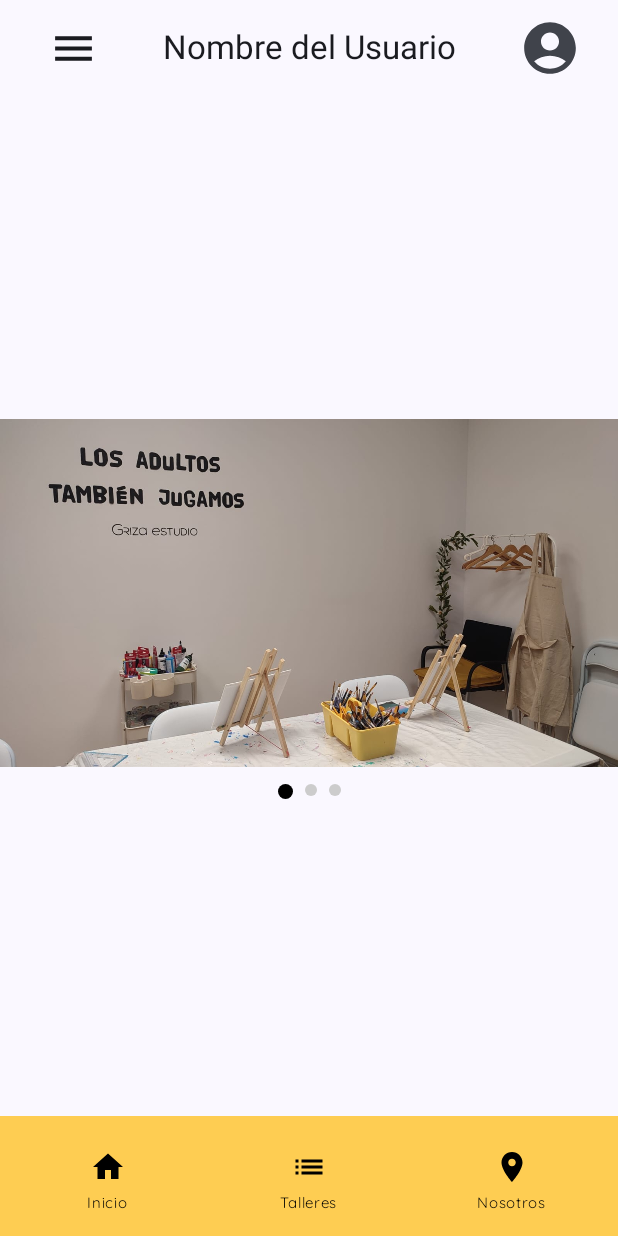
After one commit to sdelalvDeveloper/app_android_griza, an Android app built with Jetpack Compose: the MenuScreen screen opened through its navigation route, on a phone screen of 412 x 824 dp. The commit adds this screen. Run offline under Robolectric (Android 15) with nearby library versions, the phone set to English and light mode, and no system bars.

Commit message:
carrusel

```diff
--- a/app/src/main/java/com/sebasdelalv/proyecto_griza/MainActivity.kt
+++ b/app/src/main/java/com/sebasdelalv/proyecto_griza/MainActivity.kt
@@ -7,6 +7,7 @@ import androidx.activity.enableEdgeToEdge
 import androidx.lifecycle.viewmodel.compose.viewModel
 import com.sebasdelalv.proyecto_griza.core.navigation.NavigationWrapper
 import com.sebasdelalv.proyecto_griza.ui.screens.login.LoginViewModel
+import com.sebasdelalv.proyecto_griza.ui.screens.menu.MenuViewModel
 import com.sebasdelalv.proyecto_griza.ui.screens.signin.SignupViewModel
 import com.sebasdelalv.proyecto_griza.ui.theme.Proyecto_grizaTheme
 
@@ -18,7 +19,8 @@ class MainActivity : ComponentActivity() {
             Proyecto_grizaTheme {
                 val loginViewModel: LoginViewModel = viewModel()
                 val signupViewModel: SignupViewModel = viewModel()
-                NavigationWrapper(loginViewModel, signupViewModel)
+                val menuViewModel: MenuViewModel = viewModel()
+                NavigationWrapper(loginViewModel, signupViewModel, menuViewModel)
             }
         }
     }
--- a/app/src/main/java/com/sebasdelalv/proyecto_griza/core/navigation/NavigationWrapper.kt
+++ b/app/src/main/java/com/sebasdelalv/proyecto_griza/core/navigation/NavigationWrapper.kt
@@ -4,26 +4,37 @@ import androidx.compose.runtime.Composable
 import androidx.navigation.compose.NavHost
 import androidx.navigation.compose.composable
 import androidx.navigation.compose.rememberNavController
-import com.sebasdelalv.proyecto_griza.ui.screens.CoverScreen
+import com.sebasdelalv.proyecto_griza.ui.screens.cover.CoverScreen
 import com.sebasdelalv.proyecto_griza.ui.screens.login.LoginScreen
 import com.sebasdelalv.proyecto_griza.ui.screens.login.LoginViewModel
+import com.sebasdelalv.proyecto_griza.ui.screens.menu.MenuScreen
+import com.sebasdelalv.proyecto_griza.ui.screens.menu.MenuViewModel
+import com.sebasdelalv.proyecto_griza.ui.screens.perfil.PerfilScreen
 import com.sebasdelalv.proyecto_griza.ui.screens.signin.SignupScreen
 import com.sebasdelalv.proyecto_griza.ui.screens.signin.SignupViewModel
 
 @Composable
-fun NavigationWrapper(loginViewModel: LoginViewModel, signupViewModel: SignupViewModel) {
+fun NavigationWrapper(loginViewModel: LoginViewModel, signupViewModel: SignupViewModel, menuViewModel: MenuViewModel) {
     val navController = rememberNavController()
-    NavHost(navController = navController, startDestination = SignUp){
+    NavHost(navController = navController, startDestination = Perfil){
         composable<Cover>{
             CoverScreen { navController.navigate(Login) }
         }
 
         composable<Login>{
-            LoginScreen(loginViewModel)
+            LoginScreen(loginViewModel) { navController.navigate(SignUp) }
         }
 
         composable<SignUp> {
-            SignupScreen(signupViewModel)
+            SignupScreen(signupViewModel) { navController.navigate(Login) }
+        }
+
+        composable<Menu> {
+            MenuScreen(menuViewModel) { navController.navigate(Login) }
+        }
+
+        composable<Perfil> {
+            PerfilScreen()
         }
     }
 }
--- a/app/src/main/java/com/sebasdelalv/proyecto_griza/core/navigation/Screens.kt
+++ b/app/src/main/java/com/sebasdelalv/proyecto_griza/core/navigation/Screens.kt
@@ -11,3 +11,9 @@ object Login
 
 @Serializable
 object SignUp
+
+@Serializable
+object Menu
+
+@Serializable
+object Perfil
--- a/app/src/main/java/com/sebasdelalv/proyecto_griza/ui/screens/CoverScreen.kt
+++ b/app/src/main/java/com/sebasdelalv/proyecto_griza/ui/screens/cover/CoverScreen.kt
@@ -1,4 +1,4 @@
-package com.sebasdelalv.proyecto_griza.ui.screens
+package com.sebasdelalv.proyecto_griza.ui.screens.cover
 
 import androidx.compose.foundation.Image
 import androidx.compose.foundation.background
--- a/app/src/main/java/com/sebasdelalv/proyecto_griza/ui/screens/login/LoginViewModel.kt
+++ b/app/src/main/java/com/sebasdelalv/proyecto_griza/ui/screens/login/LoginViewModel.kt
@@ -40,4 +40,10 @@ class LoginViewModel: ViewModel() {
     fun onLoginClick() {
         // Lógica de login (llamar a un UseCase, etc.)
     }
+
+    // Limpia los campos
+    fun clearFields() {
+        _username.value = ""
+        _password.value = ""
+    }
 }
--- /dev/null
+++ b/app/src/main/java/com/sebasdelalv/proyecto_griza/ui/screens/menu/MenuScreen.kt
@@ -0,0 +1,117 @@
+package com.sebasdelalv.proyecto_griza.ui.screens.menu
+
+import androidx.compose.foundation.layout.Box
+import androidx.compose.foundation.layout.Column
+import androidx.compose.foundation.layout.Spacer
+import androidx.compose.foundation.layout.fillMaxSize
+import androidx.compose.foundation.layout.padding
+import androidx.compose.foundation.layout.size
+import androidx.compose.material.icons.Icons
+import androidx.compose.material.icons.filled.AccountCircle
+import androidx.compose.material.icons.filled.Menu
+import androidx.compose.material3.CenterAlignedTopAppBar
+import androidx.compose.material3.DropdownMenu
+import androidx.compose.material3.DropdownMenuItem
+import androidx.compose.material3.ExperimentalMaterial3Api
+import androidx.compose.material3.Icon
+import androidx.compose.material3.IconButton
+import androidx.compose.material3.Scaffold
+import androidx.compose.material3.Text
+import androidx.compose.runtime.Composable
+import androidx.compose.runtime.getValue
+import androidx.compose.runtime.mutableStateOf
+import androidx.compose.runtime.remember
+import androidx.compose.runtime.setValue
+import androidx.compose.ui.Modifier
+import androidx.compose.ui.platform.LocalConfiguration
+import androidx.compose.ui.platform.LocalContext
+import androidx.compose.ui.unit.dp
+import com.sebasdelalv.proyecto_griza.R
+import com.sebasdelalv.proyecto_griza.data.session.SessionManager
+import com.sebasdelalv.proyecto_griza.utils.CarruselDeImagenes
+import com.sebasdelalv.proyecto_griza.utils.MyFooter
+
+@OptIn(ExperimentalMaterial3Api::class)
+@Composable
+fun MenuScreen(
+    viewModel: MenuViewModel,
+    navigateToLogin: () -> Unit
+) {
+    val context = LocalContext.current
+    val sessionManager = remember { SessionManager(context) }
+
+    val screenWidth = LocalConfiguration.current.screenWidthDp.dp
+    val imagenes = listOf(
+        R.drawable.image_3,
+        R.drawable.image_2,
+        R.drawable.image_1
+    )
+
+    var expanded by remember { mutableStateOf(false) }
+
+    Scaffold(
+        topBar = {
+            CenterAlignedTopAppBar(
+                title = { Text("Nombre del Usuario") },
+                navigationIcon = {
+                    Box {
+                        IconButton(
+                            onClick = { expanded = true },
+                            modifier = Modifier.padding(start = screenWidth * 0.05f)
+                        ) {
+                            Icon(
+                                Icons.Default.Menu,
+                                contentDescription = "Menú",
+                                modifier = Modifier.size(screenWidth * 0.08f)
+                            )
+                        }
+
+                        DropdownMenu(
+                            expanded = expanded,
+                            onDismissRequest = { expanded = false }
+                        ) {
+                            DropdownMenuItem(
+                                text = { Text("Perfil") },
+                                onClick = {
+                                    expanded = false
+                                    // Acción: navegar al perfil
+                                }
+                            )
+                            DropdownMenuItem(
+                                text = { Text("Cerrar sesión") },
+                                onClick = {
+                                    expanded = false
+                                    sessionManager.clearSession()
+                                    navigateToLogin()
+                                }
+                            )
+                        }
+                    }
+                },
+                actions = {
+                    Icon(
+                        imageVector = Icons.Default.AccountCircle,
+                        contentDescription = "Perfil",
+                        modifier = Modifier
+                            .size(screenWidth * 0.15f)
+                            .padding(end = screenWidth * 0.05f)
+                    )
+                }
+            )
+        },
+        bottomBar = {
+            MyFooter() // Puedes poner tu footer aquí
+        }
+    ) { innerPadding ->
+        Column(
+            modifier = Modifier
+                .fillMaxSize()
+                .padding(innerPadding)
+        ) {
+            Spacer(modifier = Modifier.weight(0.1f))
+            CarruselDeImagenes(imagenes, screenWidth * 0.6f)
+            Spacer(modifier = Modifier.weight(0.1f))
+        }
+    }
+
+}
--- /dev/null
+++ b/app/src/main/java/com/sebasdelalv/proyecto_griza/ui/screens/menu/MenuViewModel.kt
@@ -0,0 +1,6 @@
+package com.sebasdelalv.proyecto_griza.ui.screens.menu
+
+import androidx.lifecycle.ViewModel
+
+class MenuViewModel: ViewModel() {
+}
--- /dev/null
+++ b/app/src/main/java/com/sebasdelalv/proyecto_griza/ui/screens/perfil/PerfilScreen.kt
@@ -0,0 +1,84 @@
+package com.sebasdelalv.proyecto_griza.ui.screens.perfil
+
+import androidx.compose.foundation.layout.Arrangement
+import androidx.compose.foundation.layout.Column
+import androidx.compose.foundation.layout.fillMaxSize
+import androidx.compose.foundation.layout.padding
+import androidx.compose.foundation.layout.size
+import androidx.compose.material.icons.Icons
+import androidx.compose.material.icons.filled.AccountCircle
+import androidx.compose.material.icons.filled.KeyboardArrowRight
+import androidx.compose.material3.CenterAlignedTopAppBar
+import androidx.compose.material3.ExperimentalMaterial3Api
+import androidx.compose.material3.HorizontalDivider
+import androidx.compose.material3.Icon
+import androidx.compose.material3.IconButton
+import androidx.compose.material3.Scaffold
+import androidx.compose.material3.Text
+import androidx.compose.runtime.Composable
+import androidx.compose.ui.Alignment
+import androidx.compose.ui.Modifier
+import androidx.compose.ui.graphics.Color
+import androidx.compose.ui.platform.LocalConfiguration
+import androidx.compose.ui.unit.dp
+import com.sebasdelalv.proyecto_griza.utils.MyFooter
+
+@OptIn(ExperimentalMaterial3Api::class)
+@Composable
+fun PerfilScreen() {
+    val screenWidth = LocalConfiguration.current.screenWidthDp.dp
+
+    Scaffold(
+        topBar = {
+            CenterAlignedTopAppBar(
+                title = {
+                    Column(verticalArrangement = Arrangement.Center,
+                        horizontalAlignment = Alignment.Start
+                    ) {
+                        Text("Nombre del Usuario")
+                        Text("email del usuario ")
+                    }
+                },
+                navigationIcon = {
+                    Icon(
+                        imageVector = Icons.Default.AccountCircle,
+                        contentDescription = "Perfil",
+                        modifier = Modifier
+                            .size(screenWidth * 0.15f)
+                            .padding(start = screenWidth * 0.05f)
+                    )
+                },
+                actions= {
+                    IconButton(
+                        onClick = {
+                            // Navegar a la cuenta
+                        },
+                        modifier = Modifier.padding(end = screenWidth * 0.05f)
+                    ) {
+                        Icon(
+                            Icons.Default.KeyboardArrowRight,
+                            contentDescription = "Cuenta",
+                            modifier = Modifier.size(screenWidth * 0.08f)
+                        )
+                    }
+                }
+            )
+
+        },
+        bottomBar = {
+            MyFooter()
+        }
+    ) { innerPadding ->
+        Column(
+            modifier = Modifier
+                .fillMaxSize()
+                .padding(innerPadding)
+        ){
+            HorizontalDivider(
+                color = Color.Black,
+                thickness = 1.dp,
+                modifier = Modifier.padding(top = screenWidth * 0.04f)
+            )
+        }
+    }
+}
--- /dev/null
+++ b/app/src/main/java/com/sebasdelalv/proyecto_griza/utils/Footer.kt
@@ -0,0 +1,43 @@
+package com.sebasdelalv.proyecto_griza.utils
+
+import androidx.compose.foundation.layout.fillMaxWidth
+import androidx.compose.material.icons.Icons
+import androidx.compose.material.icons.automirrored.filled.List
+import androidx.compose.material.icons.filled.Home
+import androidx.compose.material.icons.filled.Place
+import androidx.compose.material3.BottomAppBar
+import androidx.compose.runtime.Composable
+import androidx.compose.ui.Modifier
+import androidx.compose.ui.graphics.Color
+import com.sebasdelalv.proyecto_griza.ui.theme.Principal
+
+@Composable
+fun MyFooter() {
+    BottomAppBar(
+        containerColor = Principal,
+        contentColor = Color.Black,
+        modifier = Modifier.fillMaxWidth(),
+        content = {
+            IconNavigation(
+                onClick = { /* Navegar a Inicio */ },
+                modifier = Modifier.weight(1f),
+                icon = Icons.Default.Home,
+                text = "Inicio"
+            )
+
+            IconNavigation(
+                onClick = { /* Navegar a Buscar */ },
+                modifier = Modifier.weight(1f),
+                icon = Icons.AutoMirrored.Filled.List,
+                text = "Talleres"
+            )
+
+            IconNavigation(
+                onClick = { /* Navegar a Perfil */ },
+                modifier = Modifier.weight(1f),
+                icon = Icons.Default.Place,
+                text = "Nosotros"
+            )
+        }
+    )
+}
--- /dev/null
+++ b/app/src/main/java/com/sebasdelalv/proyecto_griza/utils/IconNavigation.kt
@@ -0,0 +1,24 @@
+package com.sebasdelalv.proyecto_griza.utils
+
+import androidx.compose.foundation.layout.Column
+import androidx.compose.material3.Icon
+import androidx.compose.material3.IconButton
+import androidx.compose.material3.Text
+import androidx.compose.runtime.Composable
+import androidx.compose.ui.Alignment
+import androidx.compose.ui.Modifier
+import androidx.compose.ui.graphics.vector.ImageVector
+import androidx.compose.ui.unit.sp
+
+@Composable
+fun IconNavigation(onClick:()-> Unit, modifier: Modifier, icon: ImageVector, text: String) {
+    IconButton(
+        onClick = onClick,
+        modifier = modifier
+    ) {
+        Column(horizontalAlignment = Alignment.CenterHorizontally) {
+            Icon(imageVector = icon, contentDescription = "Inicio")
+            Text(text = text, fontSize = 10.sp)
+        }
+    }
+}
--- /dev/null
+++ b/app/src/main/java/com/sebasdelalv/proyecto_griza/utils/SliceImages.kt
@@ -0,0 +1,77 @@
+package com.sebasdelalv.proyecto_griza.utils
+
+import androidx.compose.foundation.Canvas
+import androidx.compose.foundation.Image
+import androidx.compose.foundation.layout.*
+import androidx.compose.foundation.pager.HorizontalPager
+import androidx.compose.foundation.pager.rememberPagerState
+import androidx.compose.runtime.*
+import androidx.compose.ui.Alignment
+import androidx.compose.ui.Modifier
+import androidx.compose.ui.graphics.Color
+import androidx.compose.ui.layout.ContentScale
+import androidx.compose.ui.res.painterResource
+import androidx.compose.ui.unit.Dp
+import androidx.compose.ui.unit.dp
+import kotlinx.coroutines.delay
+
+@Composable
+fun CarruselDeImagenes(imagenes: List<Int>, height: Dp) {
+    // Añadir una imagen duplicada al final para bucle visual
+    val loopedImages = remember { imagenes + imagenes.first() }
+
+    val pagerState = rememberPagerState(
+        initialPage = 0,
+        pageCount = { loopedImages.size }
+    )
+
+    LaunchedEffect(pagerState) {
+        while (true) {
+            delay(4000)
+            val nextPage = pagerState.currentPage + 1
+
+            if (nextPage < loopedImages.size) {
+                pagerState.animateScrollToPage(nextPage)
+            }
+
+            // Si llega al final, salta sin animación a la primera
+            if (nextPage == loopedImages.lastIndex) {
+                pagerState.scrollToPage(0)
+            }
+        }
+    }
+
+    Column(horizontalAlignment = Alignment.CenterHorizontally) {
+        HorizontalPager(
+            state = pagerState,
+            modifier = Modifier
+                .fillMaxWidth()
+                .height(height)
+        ) { page ->
+            Image(
+                painter = painterResource(id = loopedImages[page]),
+                contentDescription = "Imagen $page",
+                contentScale = ContentScale.Fit,
+                modifier = Modifier
+                    .fillMaxWidth()
+                    .height(height)
+            )
+        }
+
+        Row(
+            horizontalArrangement = Arrangement.Center,
+            modifier = Modifier.fillMaxWidth()
+        ) {
+            repeat(imagenes.size) { index ->
+                val isSelected = pagerState.currentPage % imagenes.size == index
+                Canvas(
+                    modifier = Modifier
+                        .padding(4.dp)
+                        .size(if (isSelected) 10.dp else 8.dp)
+                ) {
+                    drawCircle(color = if (isSelected) Color.Black else Color.LightGray)
+                }
+            }
+        }
+    }
+}
```
Also changed, not shown: app/src/main/java/com/sebasdelalv/proyecto_griza/data/session/SessionManager.kt (added, +40 -0 lines), app/src/main/java/com/sebasdelalv/proyecto_griza/ui/screens/login/LoginScreen.kt (+32 -21 lines), app/src/main/java/com/sebasdelalv/proyecto_griza/ui/screens/signin/SignupScreen.kt (+33 -18 lines), app/src/main/res/drawable/fondo_menu.jpg (added), app/src/main/res/drawable/image_1.jpeg (added), app/src/main/res/drawable/image_2.jpeg (added), app/src/main/res/drawable/image_3.jpeg (added), app/src/main/res/drawable/map.jpg (added).
